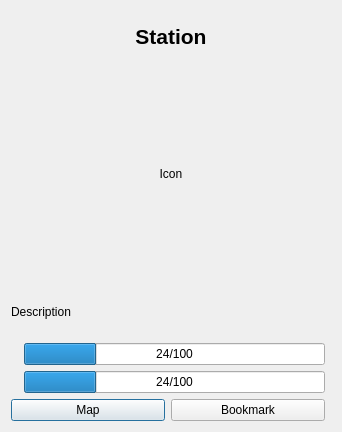
The window that lugdulov/stationdialog.ui (iksaif/lugdulov) describes before a commit, drawn with Qt 5.
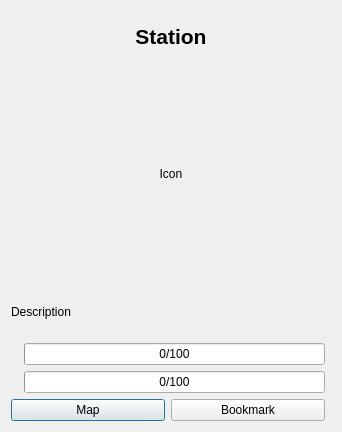
The same window after the commit. Icons and pictures are not drawn.

Commit message: lugdulov: handle missing informations gracefully

What changed in the file:
```diff
--- a/lugdulov/stationdialog.ui
+++ b/lugdulov/stationdialog.ui
@@ -76,7 +76,7 @@
    <item row="3" column="1">
     <widget class="QProgressBar" name="slotsProgressBar">
      <property name="value">
-      <number>24</number>
+      <number>0</number>
      </property>
      <property name="format">
       <string>%v/%m</string>
@@ -96,7 +96,7 @@
    <item row="4" column="1">
     <widget class="QProgressBar" name="bikeProgressBar">
      <property name="value">
-      <number>24</number>
+      <number>0</number>
      </property>
      <property name="format">
       <string>%v/%m</string>
```
Left out of the diff: 9 changed lines with no effect on the pictures. The commit also changes 2 other files.
